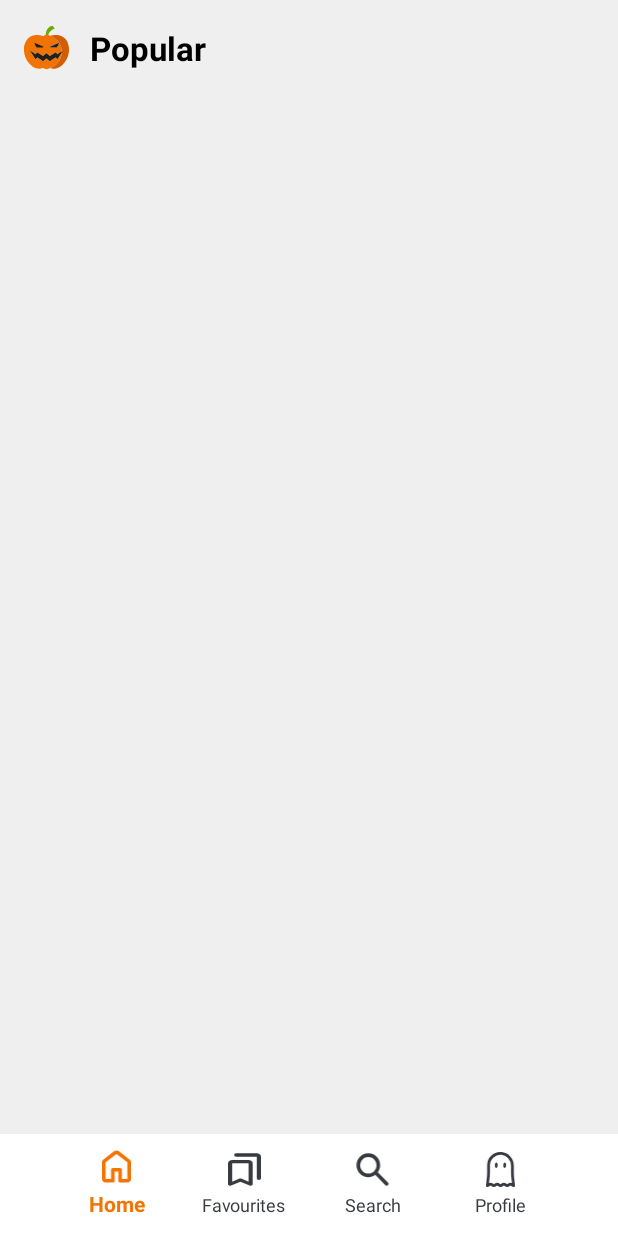
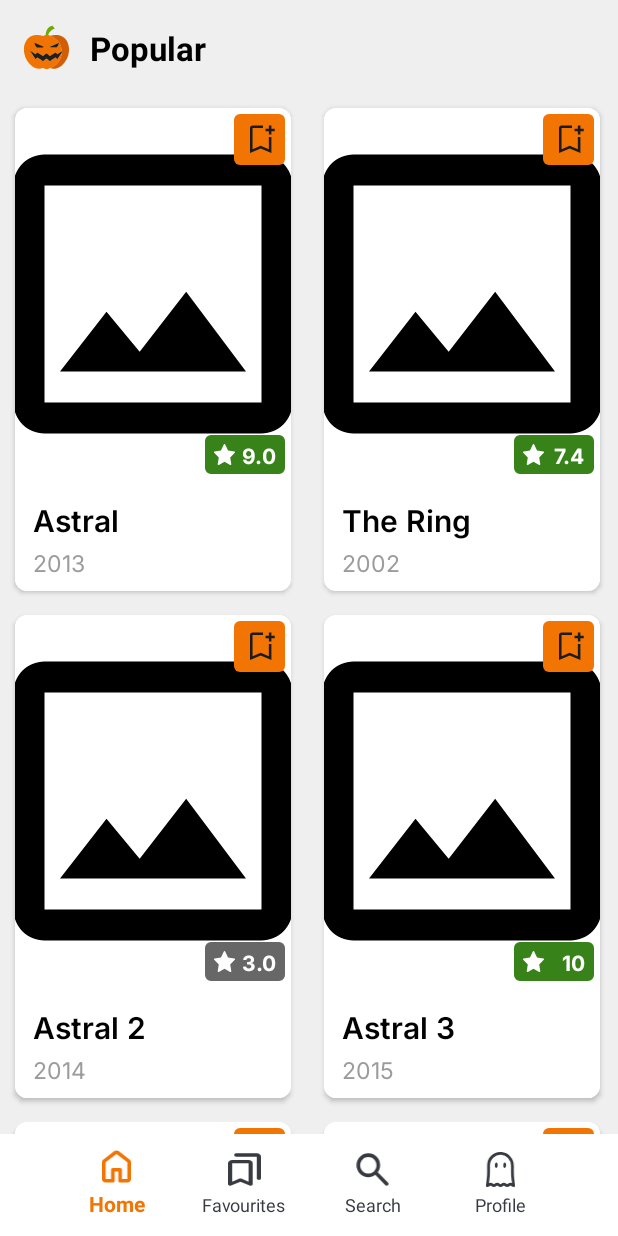
Before and after one commit to IvanCRA/MovieHelloween, an Android app: the screen it shows after launch (MainActivity), on a phone screen of 412 x 824 dp. Run offline under Robolectric (Android 15) with nearby library versions, the phone set to English and light mode, and no system bars; our stand-ins replace navigation-ui.

Commit message:
add repository adapter

```diff
--- a/app/build.gradle.kts
+++ b/app/build.gradle.kts
@@ -46,6 +46,12 @@ dependencies {
     implementation("androidx.constraintlayout:constraintlayout:2.2.0")
     implementation("androidx.navigation:navigation-fragment-ktx:2.8.5")
     implementation("androidx.navigation:navigation-ui-ktx:2.8.5")
+
+    implementation("com.google.code.gson:gson:2.10")
+
+    implementation ("com.github.bumptech.glide:glide:4.15.0")
+    annotationProcessor("com.github.bumptech.glide:compiler:4.15.0")
+
     testImplementation("junit:junit:4.13.2")
     androidTestImplementation("androidx.test.ext:junit:1.2.1")
     androidTestImplementation("androidx.test.espresso:espresso-core:3.6.1")
--- a/app/src/main/AndroidManifest.xml
+++ b/app/src/main/AndroidManifest.xml
@@ -1,7 +1,8 @@
 <?xml version="1.0" encoding="utf-8"?>
 <manifest xmlns:android="http://schemas.android.com/apk/res/android"
     xmlns:tools="http://schemas.android.com/tools">
-
+    <uses-permission android:name="android.permission.INTERNET"/>
+    <uses-permission android:name="android.permission.ACCESS_NETWORK_STATE"/>
     <application
         android:allowBackup="true"
         android:dataExtractionRules="@xml/data_extraction_rules"
--- /dev/null
+++ b/app/src/main/assets/movie1.json
@@ -0,0 +1 @@
+{"id":1,"movieShort":{"id":1,"title":"Astral","year":2013,"rating":9.0,"imgUrl":"https://cdn2.rzn.info/data/image/afisha/event/26667/250x230/26667_673675d0c7404.jpg"},"desc":"A young journalist, Ellie Marshall, investigates decades of disappearances tied to the eerie Blackwood Orphanage. Locals whisper of a malevolent entity that feeds on fear, erasing its victims from existence. As Ellie unravels the orphanage’s dark secrets, she must confront the lurking presence before becoming its next forgotten soul. ","isWatchable":true,"bigImgUrl":"https://variety.com/wp-content/uploads/2018/11/astral.jpg?w=1000&h=500&crop=1","tags":[{"id":1,"title":"Scary!","color":4294621018},{"id":2,"title":"NSFW","color":4294930287},{"id":3,"title":"New!","color":4286964603}]}
--- /dev/null
+++ b/app/src/main/assets/movie2.json
@@ -0,0 +1 @@
+{"id":2,"movieShort":{"id":2,"title":"The Ring","year":2002,"rating":7.4,"imgUrl":"https://b1.filmpro.ru/c/108719.jpg"},"desc":"A young journalist, Ellie Marshall, investigates decades of disappearances tied to the eerie Blackwood Orphanage. Locals whisper of a malevolent entity that feeds on fear, erasing its victims from existence. As Ellie unravels the orphanage’s dark secrets, she must confront the lurking presence before becoming its next forgotten soul. ","isWatchable":true,"bigImgUrl":"https://m.media-amazon.com/images/M/MV5BMTU4MzYzMzc4N15BMl5BanBnXkFtZTgwMTg3ODA3MzI@._V1_.jpg","tags":[{"id":1,"title":"Scary!","color":4294621018},{"id":2,"title":"NSFW","color":4294930287},{"id":3,"title":"New!","color":4286964603}]}
--- /dev/null
+++ b/app/src/main/assets/movie3.json
@@ -0,0 +1 @@
+{"id":3,"movieShort":{"id":3,"title":"Astral 2","year":2014,"rating":3.0,"imgUrl":"https://cdn2.rzn.info/data/image/afisha/event/26667/250x230/26667_673675d0c7404.jpg","isBookmarked":true},"desc":"A young journalist, Ellie Marshall, investigates decades of disappearances tied to the eerie Blackwood Orphanage. Locals whisper of a malevolent entity that feeds on fear, erasing its victims from existence. As Ellie unravels the orphanage’s dark secrets, she must confront the lurking presence before becoming its next forgotten soul. ","isWatchable":false,"bigImgUrl":"https://variety.com/wp-content/uploads/2018/11/astral.jpg?w=1000&h=500&crop=1","tags":[{"id":1,"title":"Scary!","color":4294621018},{"id":2,"title":"NSFW","color":4294930287},{"id":3,"title":"New!","color":4286964603}]}
--- /dev/null
+++ b/app/src/main/assets/movie4.json
@@ -0,0 +1 @@
+{"id":4,"movieShort":{"id":4,"title":"Astral 3","year":2015,"rating":10.0,"imgUrl":"https://cdn2.rzn.info/data/image/afisha/event/26667/250x230/26667_673675d0c7404.jpg"},"desc":"A young journalist, Ellie Marshall, investigates decades of disappearances tied to the eerie Blackwood Orphanage. Locals whisper of a malevolent entity that feeds on fear, erasing its victims from existence. As Ellie unravels the orphanage’s dark secrets, she must confront the lurking presence before becoming its next forgotten soul. ","isWatchable":false,"bigImgUrl":"https://variety.com/wp-content/uploads/2018/11/astral.jpg?w=1000&h=500&crop=1","tags":[{"id":1,"title":"Scary!","color":4294621018},{"id":2,"title":"NSFW","color":4294930287},{"id":3,"title":"New!","color":4286964603}]}
--- /dev/null
+++ b/app/src/main/assets/movie5.json
@@ -0,0 +1 @@
+{"id":5,"movieShort":{"id":5,"title":"It","year":2019,"rating":9.9,"imgUrl":"https://preview.redd.it/coa1blnnvip31.png?width=640&crop=smart&auto=webp&s=9e3aade822437532e0268548ba96a29a711c7987"},"desc":"A young journalist, Ellie Marshall, investigates decades of disappearances tied to the eerie Blackwood Orphanage. Locals whisper of a malevolent entity that feeds on fear, erasing its victims from existence. As Ellie unravels the orphanage’s dark secrets, she must confront the lurking presence before becoming its next forgotten soul. ","isWatchable":true,"bigImgUrl":"https://media.vanityfair.com/photos/59b00a448f880b1dd8acba4a/16:9/w_1280,c_limit/IT-Movie-Review.jpg","tags":[{"id":1,"title":"Scary!","color":4294621018},{"id":2,"title":"NSFW","color":4294930287},{"id":3,"title":"New!","color":4286964603}]}
--- /dev/null
+++ b/app/src/main/assets/movie6.json
@@ -0,0 +1 @@
+{"id":6,"movieShort":{"id":6,"title":"It: Part Two","year":2021,"rating":8.7,"imgUrl":"https://criticaldarling.com/wp-content/uploads/2019/09/it2-alt-1-sheet.jpg?w=1080","isBookmarked":true},"desc":"A young journalist, Ellie Marshall, investigates decades of disappearances tied to the eerie Blackwood Orphanage. Locals whisper of a malevolent entity that feeds on fear, erasing its victims from existence. As Ellie unravels the orphanage’s dark secrets, she must confront the lurking presence before becoming its next forgotten soul. ","isWatchable":true,"bigImgUrl":"https://a.ltrbxd.com/resized/sm/upload/5x/qd/4c/p8/87B6987C-2286-411B-97D4-84FF9520BD91-1200-1200-675-675-crop-000000.jpg?v=3dc1f473e4","tags":[{"id":1,"title":"Scary!","color":4294621018},{"id":2,"title":"NSFW","color":4294930287},{"id":3,"title":"New!","color":4286964603}]}
--- /dev/null
+++ b/app/src/main/java/com/example/moviehelloween/Movie.kt
@@ -0,0 +1,23 @@
+package com.example.moviehelloween
+
+data class Movie(
+    val id: Int?,
+    val movieShort: MovieShort?,
+    val desc: String?,
+    val isWatchable: Boolean?,
+    val bigImgUrl: String?,
+    val tags: List<Tag?>?
+)
+
+data class MovieShort(
+    val id: Int?,
+    val title: String?,
+    val year: Int?,
+    val rating: Float?,
+    val imgUrl: String?,
+)
+data class Tag(
+    val id: Int?,
+    val title: String?,
+    val color: Long?,
+)
--- /dev/null
+++ b/app/src/main/java/com/example/moviehelloween/MovieRepository.kt
@@ -0,0 +1,23 @@
+package com.example.moviehelloween
+
+import android.content.Context
+import android.util.Log
+import com.example.moviehelloween.fragment.HomeFragment
+import com.google.gson.Gson
+import com.google.gson.reflect.TypeToken
+import java.io.InputStreamReader
+
+class MovieRepository(private val context: Context) {
+    fun loadMovies() : List<Movie> {
+        val movieList = mutableListOf<Movie>()
+
+        for(i in 1..6) {
+            val jsonInputStream = context.assets.open("movie$i.json")
+            val reader = InputStreamReader(jsonInputStream)
+            val movie = Gson().fromJson<Movie>(reader, object : TypeToken<Movie>() {}.type)
+            movieList.add(movie)
+            reader.close()
+        }
+        return movieList
+    }
+}
--- /dev/null
+++ b/app/src/main/java/com/example/moviehelloween/adapter/HomeAdapter.kt
@@ -0,0 +1,20 @@
+package com.example.moviehelloween.adapter
+
+import android.content.Context
+import android.view.ViewGroup
+import androidx.recyclerview.widget.RecyclerView
+import com.example.moviehelloween.Movie
+import com.example.moviehelloween.holder.HomeViewHolder
+
+class HomeAdapter(private val context: Context, private val movieList: List<Movie>) : RecyclerView.Adapter<HomeViewHolder>() {
+    override fun onCreateViewHolder(parent: ViewGroup, viewType: Int): HomeViewHolder {
+        return HomeViewHolder(parent)
+    }
+
+    override fun getItemCount() = movieList.size
+
+    override fun onBindViewHolder(holder: HomeViewHolder, position: Int) {
+        val movie = movieList[position]
+        holder.bind(movie)
+    }
+}
--- a/app/src/main/java/com/example/moviehelloween/fragment/HomeFragment.kt
+++ b/app/src/main/java/com/example/moviehelloween/fragment/HomeFragment.kt
@@ -1,11 +1,13 @@
 package com.example.moviehelloween.fragment
 
 import android.os.Bundle
+import android.util.Log
 import androidx.fragment.app.Fragment
 import android.view.LayoutInflater
 import android.view.View
 import android.view.ViewGroup
-import com.example.moviehelloween.R
+import com.example.moviehelloween.MovieRepository
+import com.example.moviehelloween.adapter.HomeAdapter
 import com.example.moviehelloween.databinding.FragmentHomeBinding
 
 class HomeFragment : Fragment() {
@@ -20,6 +22,12 @@ class HomeFragment : Fragment() {
         _binding = FragmentHomeBinding.inflate(inflater, container, false)
         val view = binding.root
 
+        val movieRepository = MovieRepository(requireContext())
+        val movies = movieRepository.loadMovies()
+        Log.i("Debag", movies.toString())
+
+        binding.listHome.adapter = HomeAdapter(requireContext(), movies)
+
         return view
     }
 
--- /dev/null
+++ b/app/src/main/java/com/example/moviehelloween/holder/HomeViewHolder.kt
@@ -0,0 +1,42 @@
+package com.example.moviehelloween.holder
+
+import android.view.LayoutInflater
+import android.view.ViewGroup
+import android.widget.ImageView
+import android.widget.TextView
+import androidx.constraintlayout.widget.ConstraintSet
+import androidx.recyclerview.widget.RecyclerView
+import com.example.moviehelloween.Movie
+import com.example.moviehelloween.R
+import com.bumptech.glide.Glide
+import com.bumptech.glide.request.RequestOptions
+import com.google.android.material.imageview.ShapeableImageView
+
+class HomeViewHolder(parent: ViewGroup) : RecyclerView.ViewHolder(LayoutInflater.from(parent.context).inflate(R.layout.item_view, parent, false)) {
+    val textItemName = itemView.findViewById<TextView>(R.id.text_item_name)
+    val textItemYear = itemView.findViewById<TextView>(R.id.text_item_year)
+    val filmRatingBackground = itemView.findViewById<ShapeableImageView>(R.id.film_rating_background)
+    val imageViewItem = itemView.findViewById<ImageView>(R.id.image_view_item)
+    val textRatingInt = itemView.findViewById<TextView>(R.id.text_rating_int)
+
+    private val set = ConstraintSet()
+    private val requestOptions = RequestOptions().placeholder(R.drawable.outline_image_24)
+    fun bind(movie: Movie) {
+        textItemName.text = movie.movieShort?.title
+        textItemYear.text = movie.movieShort?.year.toString()
+        if (movie.movieShort?.rating!! >= 7.0) {
+            filmRatingBackground.setBackgroundResource(R.color.rating_green)
+        } else {
+            filmRatingBackground.setBackgroundResource(R.color.rating_gray)
+        }
+
+        textRatingInt.text = if (movie.movieShort.rating.toString() == "10.0") "10" else movie.movieShort.rating.toString()
+
+        Glide.with(itemView.context)
+            .setDefaultRequestOptions(requestOptions)
+            .load(movie.movieShort.imgUrl)
+            .into(imageViewItem)
+
+
+    }
+}
--- a/app/src/main/res/layout/item_view.xml
+++ b/app/src/main/res/layout/item_view.xml
@@ -2,7 +2,6 @@
 <androidx.cardview.widget.CardView
     xmlns:app="http://schemas.android.com/apk/res-auto"
     xmlns:android="http://schemas.android.com/apk/res/android"
-    xmlns:tools="http://schemas.android.com/tools"
     android:layout_width="184dp"
     android:layout_height="322dp"
     app:cardCornerRadius="8dp"
@@ -20,7 +19,7 @@
             android:layout_width="match_parent"
             android:layout_height="248dp"
             android:scaleType="centerCrop"
-            android:src="@drawable/Frameprob"
+            android:src="@drawable/pumpkin_svg"
             app:layout_constraintEnd_toEndOf="parent"
             app:layout_constraintHorizontal_bias="1.0"
             app:layout_constraintStart_toStartOf="parent"
@@ -41,7 +40,7 @@
             android:id="@+id/film_rating_background"
             android:layout_width="53dp"
             android:layout_height="26dp"
-            android:background="#378319"
+            android:background="@color/rating_green"
             android:layout_marginEnd="4dp"
             android:layout_marginBottom="4dp"
             app:shapeAppearanceOverlay="@style/RoundedCornerImageRating"
--- a/app/src/main/res/values-night/colors.xml
+++ b/app/src/main/res/values-night/colors.xml
@@ -10,6 +10,9 @@
     <color name="text_year_color_item">#BFBFBF</color>
     <color name="back_list_item">#212121</color>
     <color name="star_rating_color">#FFFFFFFF</color>
+    <color name="rating_green">#378319</color>
+    <color name="rating_gray">#676767</color>
+
 
 
 
--- a/app/src/main/res/values/colors.xml
+++ b/app/src/main/res/values/colors.xml
@@ -10,6 +10,8 @@
     <color name="text_year_color_item">#9C9C9C</color>
     <color name="back_list_item">#FFFFFFFF</color>
     <color name="star_rating_color">#FFFFFFFF</color>
+    <color name="rating_green">#378319</color>
+    <color name="rating_gray">#676767</color>
 
 
 
```
Also changed, not shown: app/src/main/res/drawable/frameprob.png (renamed from app/src/main/res/drawable/Frameprob.png).
